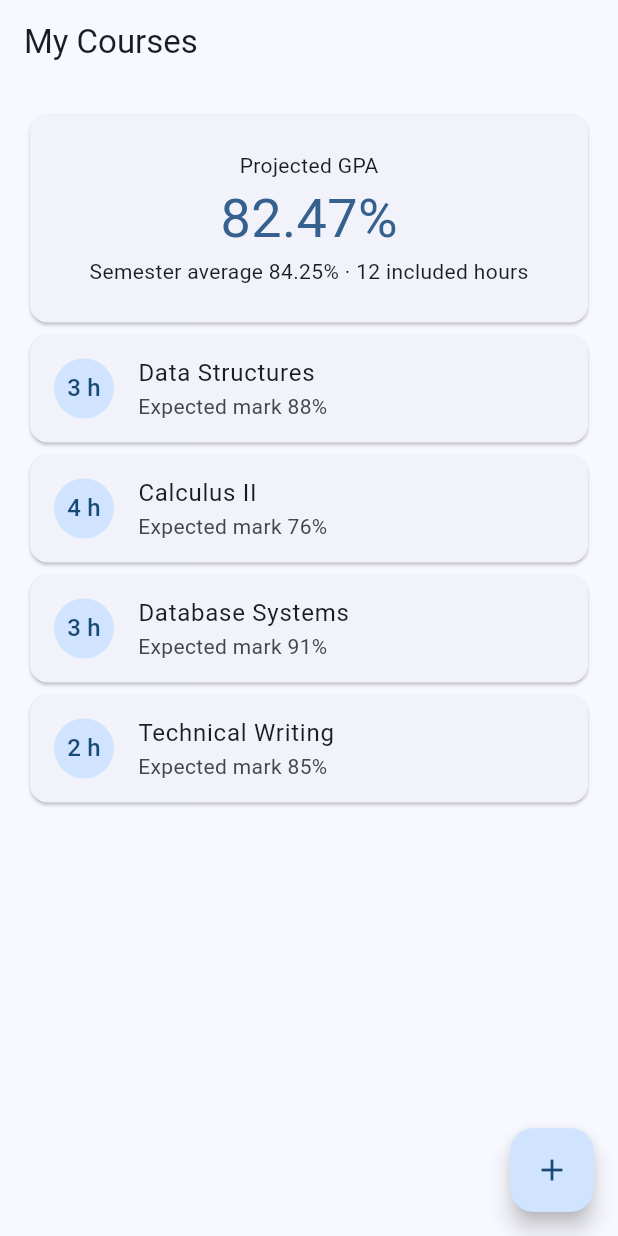
After one commit to SultanAbbas0/flutter-workshop, a Flutter app: the screen it shows after launch, on a phone screen of 412 x 824 dp. The commit adds this screen. Run offline on Flutter 3.47's test engine with Material 3 defaults, Android fonts, the phone set to English and light mode, and no system bars.

Commit message:
Step 13: move the screen into screens/courses_screen.dart
main.dart keeps only main() and GpaPlannerApp; home: CoursesScreen().

```diff
--- /dev/null
+++ b/lib/screens/courses_screen.dart
@@ -0,0 +1,33 @@
+import 'package:flutter/material.dart';
+import 'package:gpa_planner/widgets/course_tile.dart';
+import 'package:gpa_planner/widgets/summary_card.dart';
+
+class CoursesScreen extends StatelessWidget {
+  const CoursesScreen({super.key});
+
+  @override
+  Widget build(BuildContext context) {
+    return Scaffold(
+      appBar: AppBar(title: Text('My Courses')),
+      body: Padding(
+        padding: EdgeInsets.all(16),
+        child: Column(
+          crossAxisAlignment: CrossAxisAlignment.stretch,
+          children: [
+            SummaryCard(),
+            CourseTile(name: 'Data Structures', hours: 3, mark: 88),
+            CourseTile(name: 'Calculus II', hours: 4, mark: 76),
+            CourseTile(name: 'Database Systems', hours: 3, mark: 91),
+            CourseTile(name: 'Technical Writing', hours: 2, mark: 85),
+          ],
+        ),
+      ),
+      floatingActionButton: FloatingActionButton(
+        onPressed: () {
+          debugPrint('Add course');
+        },
+        child: Icon(Icons.add),
+      ),
+    );
+  }
+}
```
Also changed, not shown: lib/main.dart (+2 -24 lines).
